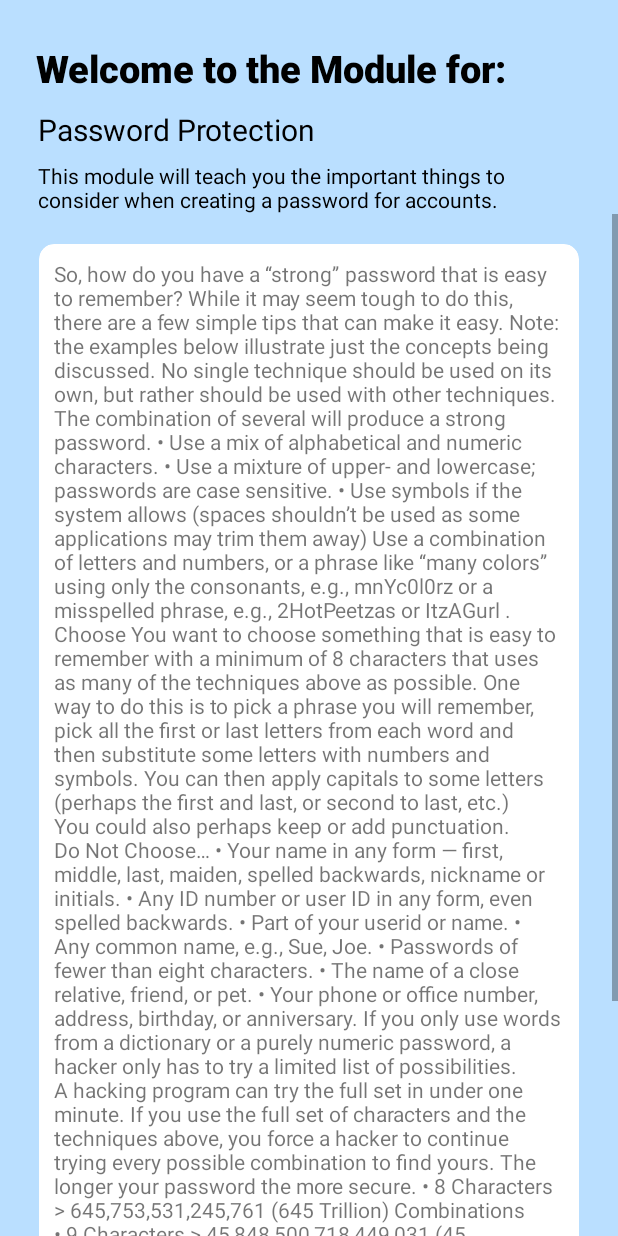
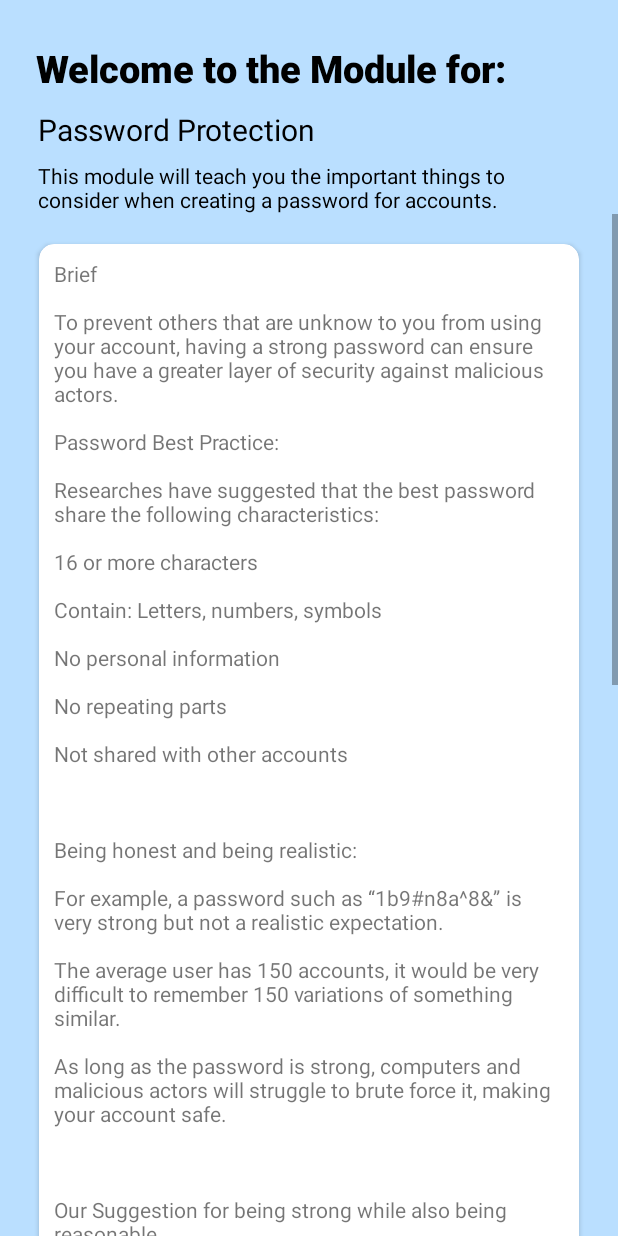
Before and after one commit to PanayiotisPatrickDiakos/SafeKey, an Android app: the HomeFragment screen opened directly, with no data from a screen before it, after a tap on "Password Protection", on a phone screen of 412 x 824 dp. Run offline under Robolectric (Android 15) with nearby library versions, the phone set to English and light mode, and no system bars.

Commit message:
Module Questions and Theory complete

```diff
--- a/app/src/main/java/au/edu/unsw/infs3634/gamifiedlearning/Module.java
+++ b/app/src/main/java/au/edu/unsw/infs3634/gamifiedlearning/Module.java
@@ -11,13 +11,15 @@ public class Module {
     private String description;
     private int icon;
     private int difficulty;
+    private String theory;
 
-    public Module(String id, String name, String description, int icon, int difficulty) {
+    public Module(String id, String name, String description, int icon, int difficulty, String theory) {
         this.id = id;
         this.name = name;
         this.description = description;
         this.icon = icon;
         this.difficulty = difficulty;
+        this.theory = theory;
 
     }
 
@@ -59,13 +61,142 @@ public class Module {
         this.difficulty = difficulty;
     }
 
+    public String getTheory() {
+        return theory;
+    }
+
+    public void setTheory(String theory) {
+        this.theory = theory;
+    }
 
     public static ArrayList<Module> getModules() {
         ArrayList<Module> modules = new ArrayList<>();
-        modules.add(new Module("1","Password Protection", "This module will teach you the important things to consider when creating a password for accounts.", R.drawable.ic_baseline_lock_open_24, 4));
-        modules.add(new Module("2","Cyber Awareness", "This module will teach you about the levels of awareness and best cybersecuirty practices as well as cyber threats that you may face day-to-day.", R.drawable.ic_baseline_web_24, 3));
-        modules.add(new Module("3","Netiquette", "This module teaches you thle sets of rules that encourages appropriate and courteous online  behaviour.", R.drawable.ic_baseline_fingerprint_24, 1));
-        modules.add(new Module("4","Phishing Detection", "This module teaches you of the fraudulent practices of sending emails purporting to be from reputable companies in order to induce individuals to reveal personal information.", R.drawable.ic_baseline_pageview_24, 1));
+        modules.add(new Module("1","Password Protection", "This module will teach you the important things to consider when creating a password for accounts.", R.drawable.ic_baseline_lock_open_24, 4,
+                "Brief \n" +
+                        "\n" +
+                        "To prevent others that are unknow to you from using your account, having a strong password can ensure you have a greater layer of security against malicious actors. \n" +
+                        "\n" +
+                        "Password Best Practice: \n" +
+                        "\n" +
+                        "Researches have suggested that the best password share the following characteristics: \n" +
+                        "\n" +
+                        "16 or more characters \n" +
+                        "\n" +
+                        "Contain: Letters, numbers, symbols \n" +
+                        "\n" +
+                        "No personal information \n" +
+                        "\n" +
+                        "No repeating parts \n" +
+                        "\n" +
+                        "Not shared with other accounts \n" +
+                        "\n" +
+                        " \n" +
+                        "\n" +
+                        "Being honest and being realistic: \n" +
+                        "\n" +
+                        "For example, a password such as “1b9#n8a^8&” is very strong but not a realistic expectation. \n" +
+                        "\n" +
+                        "The average user has 150 accounts, it would be very difficult to remember 150 variations of something similar.  \n" +
+                        "\n" +
+                        "As long as the password is strong, computers and malicious actors will struggle to brute force it, making your account safe. \n" +
+                        "\n" +
+                        " \n" +
+                        "\n" +
+                        "Our Suggestion for being strong while also being reasonable \n" +
+                        "\n" +
+                        "Greater than 10 Characters \n" +
+                        "\n" +
+                        "Contain Letters, numbers and symbols \n" +
+                        "\n" +
+                        "No Personal Information \n" +
+                        "\n" +
+                        "No repeating parts \n" +
+                        "\n" +
+                        "Shared with a maximum of 10 accounts \n" +
+                        "\n" +
+                        " \n" +
+                        "\n" +
+                        "Other Protections: \n" +
+                        "\n" +
+                        "To make yourself more secure enable multifactor authentication on accounts and test your passwords strength online. People will also never ask for you passwords, if they do, don’t give it to them. \n" +
+                        "\n" +
+                        " \n" +
+                        "\n" +
+                        "Importance \n" +
+                        "\n" +
+                        "Protecting your password protects your personal data. This could include phone numbers, date of births and addresses. This could lead to identity theft where someone imitates you. \n" +
+                        "\n" +
+                        "These people could also steal financial details such as your bank details. This can lead to your money you earned to be stolen. \n" +
+                        "\n" +
+                        " \n" +
+                        "\n" +
+                        "Bottom Line \n" +
+                        "\n" +
+                        "Protect yourself and those around you by keeping your passwords strong to minimise the chance of being breached. "));
+        modules.add(new Module("2","Cyber Awareness", "This module will teach you about the levels of awareness and best cybersecuirty practices as well as cyber threats that you may face day-to-day.", R.drawable.ic_baseline_web_24, 3,
+                "Module: \n" +
+                        "\n" +
+                        "It is important to know how to identify a scam and know what to do when you think they are occurring. It is best to not follow through on any request that suspicious people make. \n" +
+                        "\n" +
+                        "Here are some top tips from the ACCC: \n" +
+                        "\n" +
+                        "Scammers often pretend to be trusted organisations such as the government, banks, energy or telecommunications companies. They will try to imitate these companies. \n" +
+                        "\n" +
+                        "Beware of requests for your details or money. Never send money, personal or financial details, or copies of identity documents to anyone you don’t know or trust. People will also never ask for you passwords. \n" +
+                        "\n" +
+                        "Never click on hyperlinks or open attachments in suspicious emails or text messages. Verify the contact using an independent source like an online search.  \n" +
+                        "\n" +
+                        "Don’t respond to phone calls about your computer asking for remote access – hang up.  \n" +
+                        "\n" +
+                        "Be wary of unusual payment requests such as preloaded debit or gift cards, up-front wire transfers or virtual currency such as Bitcoin.  \n" +
+                        "\n" +
+                        "Verify any changes to bank account details by directly calling the individual or business you are dealing with using trusted contact details. Know the contact details of companies you deal with. \n" +
+                        "\n" +
+                        "If an offer seems too good to be true, it probably is."));
+        modules.add(new Module("3","Netiquette", "This module teaches you thle sets of rules that encourages appropriate and courteous online  behaviour.", R.drawable.ic_baseline_fingerprint_24, 1,
+                "We all like to behave in a respectful manner when we talk and interact with people in person. This is known as having etiquette. So, when we switch and do this in an online environment or the internet (net for short), we need to have netiquette. \n" +
+                        "\n" +
+                        "Dictionary Definition: \n" +
+                        "\n" +
+                        "The correct or acceptable way of using the internet. \n" +
+                        "\n" +
+                        "Key Rules: \n" +
+                        "\n" +
+                        "Use respectful language: Just like talking to people in real life, although you can’t see them you are still talking to a real person. Make sure you read back what you wrote to make sure that it made sense. \n" +
+                        "\n" +
+                        "Don’ Make assumptions: Don’t assume, sharing of content without permission is not ethical. If you want to share it make sure to ask for their permission. Also don’t assume that people know what you are talking about, you need to give some context. \n" +
+                        "\n" +
+                        "Be inclusive: Keep everyone involved and don’t forget about others, just because they don’t see you, doesn’t mean they don’t know what you are up to. This is cyber bulying, don’t promote it. \n" +
+                        "\n" +
+                        "Don’t Spam: You wouldn’t scream the same thing and repeat yourself in people’s faces. Lot’s of notifications are annoying for some people. \n" +
+                        "\n" +
+                        "Don’t be rude: Don’t talk about others in a negative way, they may eventually find out even if you delete it. People may get angry at things that you say, just like in real life. \n" +
+                        "\n" +
+                        " \n" +
+                        "\n" +
+                        "The most important thing is that you use the correct language, be sure to address who you are talking to and make sure you are identifiable. Make sure you use proper communication channels and don’t use personal contacts for work related items. If someone asks you to communicate with them in a certain way make sure you follow through with their request, otherwise they may end up ignoring you.  \n" +
+                        "\n" +
+                        " \n" +
+                        "\n" +
+                        "“What goes on the internet, stays on the internet.” Even if you delete things, people may have copies even if you didn’t consent. If  you post or say something through a digital medium, be aware that everyone may see it. So don’t talk about others in a negative way. \n" +
+                        "\n" +
+                        " \n" +
+                        "\n" +
+                        "The most important takeway is to behave like you would in the real world making some small positive adjustments, even though you are in your own world with a screen in front of you."));
+        modules.add(new Module("4","Phishing Detection", "This module teaches you of the fraudulent practices of sending emails purporting to be from reputable companies in order to induce individuals to reveal personal information.", R.drawable.ic_baseline_pageview_24, 1,
+                "Since early March 2020, the Australian Cyber Security Centre (ACSC) has seen an increase in reporting from individuals, businesses and government departments about a range of different COVID-19 themed scams, online frauds and phishing campaigns.\n" +
+                        "\n" +
+                        "Cybercriminals send phishing messages all the time. But crises like COVID-19 sadly provide more opportunity for cybercriminals to take advantage of vulnerable people wanting additional information by imitating trusted, well-known organisations or government agencies who might provide answers.\n" +
+                        "\n" +
+                        "The phishing messages we’ve seen use all sorts of lures to trick people into handing over their personal details. For example, we’ve seen fake reports of new local virus cases and safety measures to prevent the spread, as well as emails on how to access government benefits or financial assistance payments. There have also been reports of fake online stores offering to sell non-existent products, including cures or vaccinations for the COVID-19 pandemic and protective items such as face masks.\n" +
+                        "\n" +
+                        "Phishing messages can be sent via email, SMS, social media, instant messaging platforms or phone calls. They can look extremely authentic and convincing, replicating legitimate messages from trusted senders.\n" +
+                        "\n" +
+                        "As well as featuring official-looking logos and disclaimers, phishing emails typically include a 'call to action' to trick recipients into sharing sensitive personal information from passwords to banking details.\n" +
+                        "\n" +
+                        "Examples of phishing techniques include sending malicious links or attachments to a potential victim and requesting personal information such as name, date of birth, credit card number, or even usernames and passwords.\n" +
+                        "\n" +
+                        "Identifying these messages as fakes can be very difficult, as cybercriminals go to great lengths to make them appear genuine. If you think a message you have received is not legitimate, there are techniques you can use to verify the message."));
         return modules;
     }
 
--- a/app/src/main/java/au/edu/unsw/infs3634/gamifiedlearning/ModuleDetailActivity.java
+++ b/app/src/main/java/au/edu/unsw/infs3634/gamifiedlearning/ModuleDetailActivity.java
@@ -18,7 +18,7 @@ public class ModuleDetailActivity extends AppCompatActivity {
     public static final String INTENT_MESSAGE = "intent_message";
     private TextView mName;
     private Button mStartQuiz;
-    private TextView mDescription;
+    private TextView mDescription, mTheory;
     private ImageView mImage;
     private RatingBar mDifficulty;
 
@@ -30,6 +30,7 @@ public class ModuleDetailActivity extends AppCompatActivity {
         mName = findViewById(R.id.detail_Name);
         mDescription = findViewById(R.id.description_Name);
         mStartQuiz = findViewById(R.id.detail_startQuiz);
+        mTheory = findViewById(R.id.txt_detail_theory);
         Intent intent = getIntent();
         if (intent.hasExtra(INTENT_MESSAGE)) {
             String moduleSymbol = getIntent().getStringExtra(INTENT_MESSAGE);
@@ -46,6 +47,7 @@ public class ModuleDetailActivity extends AppCompatActivity {
             if (module != null) {
                 mName.setText(module.getName());
                 mDescription.setText(module.getDescription());
+                mTheory.setText(module.getTheory());
             }
         }
     }
--- a/app/src/main/res/layout/activity_module_detail.xml
+++ b/app/src/main/res/layout/activity_module_detail.xml
@@ -59,7 +59,7 @@
                 android:layout_height="match_parent" >
 
                 <TextView
-                    android:id="@+id/textView5"
+                    android:id="@+id/txt_detail_theory"
                     android:layout_width="match_parent"
                     android:layout_height="wrap_content"
                     android:padding="10dp"
```
Also changed, not shown: app/src/main/java/au/edu/unsw/infs3634/gamifiedlearning/QuestionsBank.java (+132 -63 lines), app/src/main/java/au/edu/unsw/infs3634/gamifiedlearning/SettingsFragment.java (+60 -0 lines).
